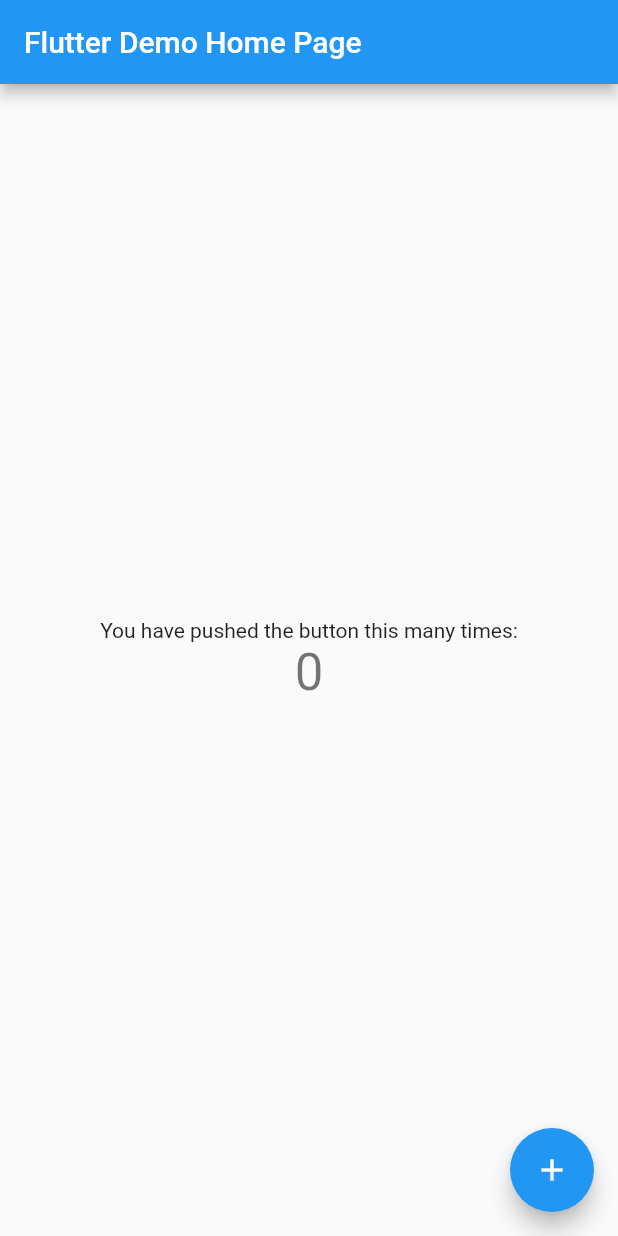
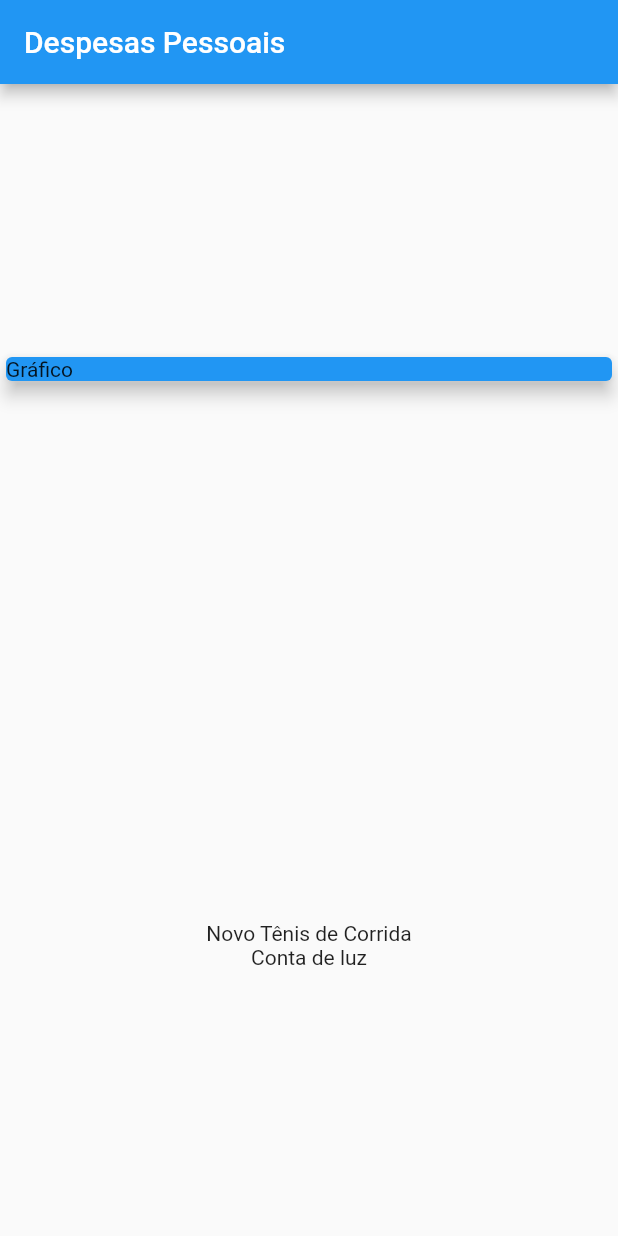
Before and after one commit to kendyosiro/curso_flutter-expenses, a Flutter app: the screen it shows after launch, on a phone screen of 412 x 824 dp. Run offline on Flutter 3.47's test engine with Material 2 defaults, Android fonts, the phone set to English and light mode, and no system bars.

```diff
--- a/lib/main.dart
+++ b/lib/main.dart
@@ -1,111 +1,58 @@
 import 'package:flutter/material.dart';
+import 'models/transaction.dart';
 
-void main() => runApp(MyApp());
+main() => runApp(ExpensesApp());
 
-class MyApp extends StatelessWidget {
-  // This widget is the root of your application.
+class ExpensesApp extends StatelessWidget {
   @override
   Widget build(BuildContext context) {
     return MaterialApp(
-      title: 'Flutter Demo',
-      theme: ThemeData(
-        // This is the theme of your application.
-        //
-        // Try running your application with "flutter run". You'll see the
-        // application has a blue toolbar. Then, without quitting the app, try
-        // changing the primarySwatch below to Colors.green and then invoke
-        // "hot reload" (press "r" in the console where you ran "flutter run",
-        // or simply save your changes to "hot reload" in a Flutter IDE).
-        // Notice that the counter didn't reset back to zero; the application
-        // is not restarted.
-        primarySwatch: Colors.blue,
-      ),
-      home: MyHomePage(title: 'Flutter Demo Home Page'),
+      home: MyHomePage(),
     );
   }
 }
 
-class MyHomePage extends StatefulWidget {
-  MyHomePage({Key key, this.title}) : super(key: key);
-
-  // This widget is the home page of your application. It is stateful, meaning
-  // that it has a State object (defined below) that contains fields that affect
-  // how it looks.
-
-  // This class is the configuration for the state. It holds the values (in this
-  // case the title) provided by the parent (in this case the App widget) and
-  // used by the build method of the State. Fields in a Widget subclass are
-  // always marked "final".
-
-  final String title;
-
-  @override
-  _MyHomePageState createState() => _MyHomePageState();
-}
-
-class _MyHomePageState extends State<MyHomePage> {
-  int _counter = 0;
-
-  void _incrementCounter() {
-    setState(() {
-      // This call to setState tells the Flutter framework that something has
-      // changed in this State, which causes it to rerun the build method below
-      // so that the display can reflect the updated values. If we changed
-      // _counter without calling setState(), then the build method would not be
-      // called again, and so nothing would appear to happen.
-      _counter++;
-    });
-  }
+class MyHomePage extends StatelessWidget {
+  final _transactions = [
+    Transaction(
+      id: 't1',
+      title: 'Novo Tênis de Corrida',
+      value: 310.76,
+      date: DateTime.now(),
+    ),
+        Transaction(
+      id: 't2',
+      title: 'Conta de luz',
+      value: 211.30,
+      date: DateTime.now(),
+    ),
+   ];
 
   @override
   Widget build(BuildContext context) {
-    // This method is rerun every time setState is called, for instance as done
-    // by the _incrementCounter method above.
-    //
-    // The Flutter framework has been optimized to make rerunning build methods
-    // fast, so that you can just rebuild anything that needs updating rather
-    // than having to individually change instances of widgets.
     return Scaffold(
       appBar: AppBar(
-        // Here we take the value from the MyHomePage object that was created by
-        // the App.build method, and use it to set our appbar title.
-        title: Text(widget.title),
+        title: Text('Despesas Pessoais'),
       ),
-      body: Center(
-        // Center is a layout widget. It takes a single child and positions it
-        // in the middle of the parent.
-        child: Column(
-          // Column is also a layout widget. It takes a list of children and
-          // arranges them vertically. By default, it sizes itself to fit its
-          // children horizontally, and tries to be as tall as its parent.
-          //
-          // Invoke "debug painting" (press "p" in the console, choose the
-          // "Toggle Debug Paint" action from the Flutter Inspector in Android
-          // Studio, or the "Toggle Debug Paint" command in Visual Studio Code)
-          // to see the wireframe for each widget.
-          //
-          // Column has various properties to control how it sizes itself and
-          // how it positions its children. Here we use mainAxisAlignment to
-          // center the children vertically; the main axis here is the vertical
-          // axis because Columns are vertical (the cross axis would be
-          // horizontal).
-          mainAxisAlignment: MainAxisAlignment.center,
-          children: <Widget>[
-            Text(
-              'You have pushed the button this many times:',
+      body: Column(
+        mainAxisAlignment: MainAxisAlignment.spaceAround,
+        crossAxisAlignment: CrossAxisAlignment.stretch,
+        children: <Widget>[
+          Container(
+            width: double.infinity,
+            child: Card(
+              color: Colors.blue,
+              child: Text('Gráfico'),
+              elevation: 5,
             ),
-            Text(
-              '$_counter',
-              style: Theme.of(context).textTheme.display1,
-            ),
-          ],
-        ),
+          ),
+          Column(
+            children: _transactions.map((tr) {
+              return Text(tr.title);
+            }).toList(),
+          ),
+        ],
       ),
-      floatingActionButton: FloatingActionButton(
-        onPressed: _incrementCounter,
-        tooltip: 'Increment',
-        child: Icon(Icons.add),
-      ), // This trailing comma makes auto-formatting nicer for build methods.
     );
   }
 }
--- /dev/null
+++ b/lib/models/transaction.dart
@@ -0,0 +1,15 @@
+import 'package:flutter/foundation.dart';
+
+class Transaction {
+  final String id;
+  final String title;
+  final double value;
+  final DateTime date;
+
+  Transaction({
+    @required this.id,
+    @required this.title,
+    @required this.value,
+    @required this.date,
+  });
+}
--- a/pubspec.yaml
+++ b/pubspec.yaml
@@ -14,7 +14,7 @@ description: A new Flutter project.
 version: 1.0.0+1
 
 environment:
-  sdk: ">=2.1.0 <3.0.0"
+  sdk: ">=2.3.0 <3.0.0"
 
 dependencies:
   flutter:
```
Also changed, not shown: 1 other file.
